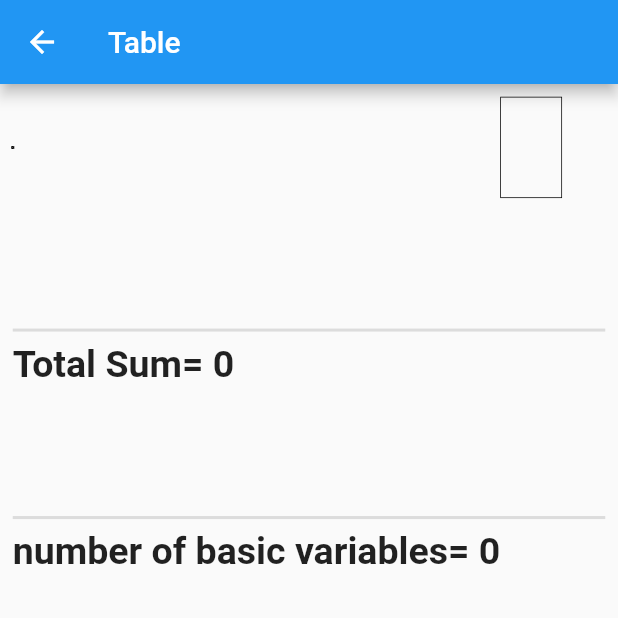
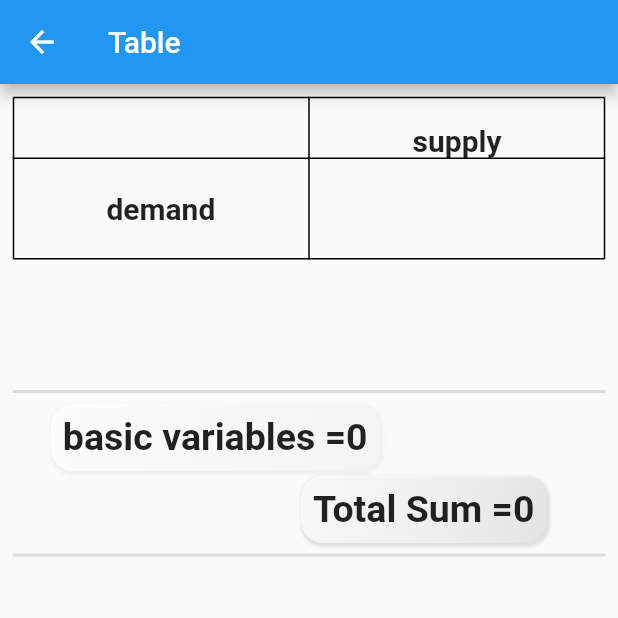
Before and after one commit to Dev-MuradAbed/NorthLinear_Programing, a Flutter app: the table screen opened directly with empty values, on a phone screen of 412 x 824 dp, the top half of it. Run offline on Flutter 3.47's test engine with Material 2 defaults, Android fonts, the phone set to English and light mode, and no system bars.

Commit message:
final Edit

```diff
--- a/lib/main.dart
+++ b/lib/main.dart
@@ -10,7 +10,8 @@ class MyApp extends StatelessWidget {
   @override
   Widget build(BuildContext context) {
     return MaterialApp(
-      title: 'Flutter Demo',
+      debugShowCheckedModeBanner: false,
+      title: 'North_West corner',
       theme: ThemeData(
         primarySwatch: Colors.blue,
       ),
--- a/lib/table_page.dart
+++ b/lib/table_page.dart
@@ -1,3 +1,5 @@
+// ignore_for_file: avoid_print
+
 import 'package:flutter/material.dart';
 
 // ignore: camel_case_types
@@ -13,7 +15,6 @@ class table extends StatefulWidget {
   }) : super(key: key);
   final List? sup;
   final List? dem;
-
   final List? costs;
   final List? nwc;
   final int? totalAmount;
@@ -26,7 +27,6 @@ class table extends StatefulWidget {
 class _TableState extends State<table> {
   @override
   void initState() {
-    // TODO: implement initState
     super.initState();
     print(widget.sup!);
     print(widget.dem!);
@@ -34,7 +34,6 @@ class _TableState extends State<table> {
     print(widget.nwc!);
     print(widget.totalAmount!);
     print(widget.numberOfBasic!);
-    print(widget.dem!.length);
   }
 
   @override
@@ -43,28 +42,20 @@ class _TableState extends State<table> {
       appBar: AppBar(
         title: const Text("Table"),
       ),
-      body: Container(
+      body: SingleChildScrollView(
+        child: Container(
           padding: const EdgeInsets.all(8.5),
           child: Column(
             crossAxisAlignment: CrossAxisAlignment.start,
             mainAxisAlignment: MainAxisAlignment.start,
             children: [
-            Row(
-              mainAxisAlignment: MainAxisAlignment.start,
-              children: [
-                Container(
-                  width: 325,
-                  child: Table(
+              Table(
                 border: TableBorder.all(),
                 children: [
+                  firstRow(),
                   for (int i = 0; i < widget.sup!.length; i++)
-
-                        TableRowtest(i),
+                    TableRowtest(i, i, widget.sup![i]),
                   demandRow(widget.dem!),
-                    ],
-                  ),
-                ),
-                tableColumn(widget.sup!),
                 ],
               ),
               const SizedBox(
@@ -73,40 +64,150 @@ class _TableState extends State<table> {
               const Divider(
                 thickness: 2,
               ),
-            Text(
-              "Total Sum= ${widget.totalAmount!}",
-              style: TextStyle(fontSize: 25, fontWeight: FontWeight.bold),
+              Column(children: [
+                Padding(
+                  padding: const EdgeInsets.only(right: 125),
+                  child: Container(
+                    //  color: Colors.blueAccent.shade400,
+                    decoration: BoxDecoration(
+                      borderRadius: BorderRadius.circular(15),
+                      gradient: LinearGradient(
+                        begin: Alignment.topLeft,
+                        end: Alignment.bottomRight,
+                        colors: [
+                          Colors.white10.withOpacity(.8),
+                          Colors.white10.withOpacity(.6),
+                          Colors.white10.withOpacity(.4),
+                          Colors.white10.withOpacity(.2),
+                        ],
+                      ),
+                      boxShadow: [
+                        BoxShadow(
+                          color: Colors.grey.withOpacity(0.1),
+                          spreadRadius: 1,
+                          blurRadius: 1,
+                          offset: const Offset(1, 1.5), // changes position of shadow
+                        ),
+                      ],
+                    ),
+                    child: Padding(
+                      padding: const EdgeInsets.all(8.0),
+                      child: Text(
+                        "basic variables =${widget.numberOfBasic!}",
+                        style: const TextStyle(
+                            fontSize: 25,
+                            fontWeight: FontWeight.bold,
+                            color: Colors.black87),
+                      ),
+                    ),
+                  ),
                 ),
                 const SizedBox(
-              height: 80,
+                  height: 3,
+                ),
+                Padding(
+                  padding: const EdgeInsets.only(left: 153),
+                  child: Container(
+                    //  color: Colors.blueAccent.shade400,
+                    decoration: BoxDecoration(
+                      borderRadius: BorderRadius.circular(15),
+                      gradient: LinearGradient(
+                          begin: Alignment.topLeft,
+                          end: Alignment.bottomRight,
+                          colors: [
+                            Colors.white.withOpacity(0.8),
+                            Colors.white.withOpacity(0.6),
+                            Colors.white.withOpacity(0.4),
+                            Colors.white.withOpacity(0.1),
+                          ]),
+                      boxShadow: [
+                        BoxShadow(
+                          color: Colors.grey.shade300.withOpacity(1),
+                          spreadRadius: 1,
+                          blurRadius: 1,
+                          offset: const Offset(1, 1.5), // changes position of shadow
+                        ),
+                      ],
+                    ),
+                    child: Padding(
+                      padding: const EdgeInsets.all(8.0),
+                      child: Text(
+                        "Total Sum =${widget.totalAmount!}",
+                        style: const TextStyle(
+                            fontSize: 25,
+                            fontWeight: FontWeight.bold,
+                            color: Colors.black87),
+                      ),
+                    ),
+                  ),
                 ),
                 const Divider(
                   thickness: 2,
                 ),
-            Text(
-              "number of basic variables= ${widget.numberOfBasic!}",
-              style: TextStyle(fontSize: 25, fontWeight: FontWeight.bold),
-            )
+              ]),
             ],
+          ),
         ),
       ),
     );
   }
 
+  TableRow firstRow() {
+    return TableRow(children: [
+      Container(
+        padding: const EdgeInsets.all(18),
+
+        // color: Colors.blueAccent,
+      ),
+      for (int i = 0; i < widget.dem!.length; i++)
+        Row(
+          mainAxisAlignment: MainAxisAlignment.center,
+          children: [
+            Container(
+              padding: const EdgeInsets.all(18),
+              child: Text(
+                'x${i + 1}',
+                style: const TextStyle(color: Colors.black),
+              ),
+              // color: Colors.blueAccent,
+            ),
+          ],
+        ),
+      Container(
+        padding: const EdgeInsets.only(top: 18),
+        child: const Center(
+          child: Text(
+            'supply',
+            style: TextStyle(fontSize: 20,fontWeight: FontWeight.bold),
+          ),
+        ),
+        // color: Colors.blueAccent,
+      ),
+    ]);
+  }
+
   // ignore: non_constant_identifier_names
-  TableRow TableRowtest(int n) {
+  TableRow TableRowtest(int n, int i, int s) {
     return TableRow(
       children: [
+        Container(
+          padding: const EdgeInsets.only(top: 28),
+          child: Center(
+            child: Text(
+              'a${i + 1}',
+            ),
+          ),
+        ),
         for (int i = 0; i < widget.dem!.length; i++)
           Row(
             children: [
               Padding(
-                padding: const EdgeInsets.only(bottom: 40),
+                padding: const EdgeInsets.only(bottom: 42),
                 child: Container(
                   padding: const EdgeInsets.all(7),
                   child: Text(
                     widget.costs![n][i].toString(),
-                    style: TextStyle(color: Colors.white),
+                    style: const TextStyle(color: Colors.white),
                   ),
                   color: Colors.blueAccent,
                 ),
@@ -116,12 +217,29 @@ class _TableState extends State<table> {
               ),
             ],
           ),
+        Container(
+          padding: const EdgeInsets.only(top: 28),
+          child: Center(
+            child: Text(
+              s.toString(),
+            ),
+          ),
+        ),
       ],
     );
   }
 
   TableRow demandRow(List d) {
     return TableRow(children: [
+      Container(
+        height: MediaQuery.of(context).size.height / 12.2,
+        padding: const EdgeInsets.all(7),
+        child: const Center(
+            child: Text(
+          'demand',
+          style: TextStyle(fontSize: 20,fontWeight: FontWeight.bold),
+        )),
+      ),
       for (int i = 0; i < widget.dem!.length; i++)
         Container(
           height: MediaQuery.of(context).size.height / 12.2,
@@ -129,35 +247,14 @@ class _TableState extends State<table> {
           child: Center(
             child: Text(
               widget.dem![i].toString(),
-              style: TextStyle(color: Colors.black),
+              style: const TextStyle(color: Colors.black),
             ),
           ),
         ),
+      Container(
+        height: MediaQuery.of(context).size.height / 12.2,
+        padding: const EdgeInsets.all(7),
+      ),
     ]);
   }
-
-
-
-  Widget tableColumn(List col) {
-    return Column(
-      children: [
-        for (int i = 0; i < col.length; i++)
-          Container(
-            height: MediaQuery.of(context).size.height / 12.2,
-            width: MediaQuery.of(context).size.width / 10,
-            decoration: BoxDecoration(
-              border: Border.all(width: 0.5),
-            ),
-            child: Center(child: Text(widget.sup![i].toString())),
-          ),
-        Container(
-          height: MediaQuery.of(context).size.height / 12.2,
-          width: MediaQuery.of(context).size.width / 10,
-          decoration: BoxDecoration(
-            border: Border.all(width: 0.5),
-          ),
-        ),
-      ],
-    );
 }
-}
```
Also changed, not shown: lib/home_page.dart (+45 -22 lines). Lines whose indentation alone changed are shown as unchanged.
